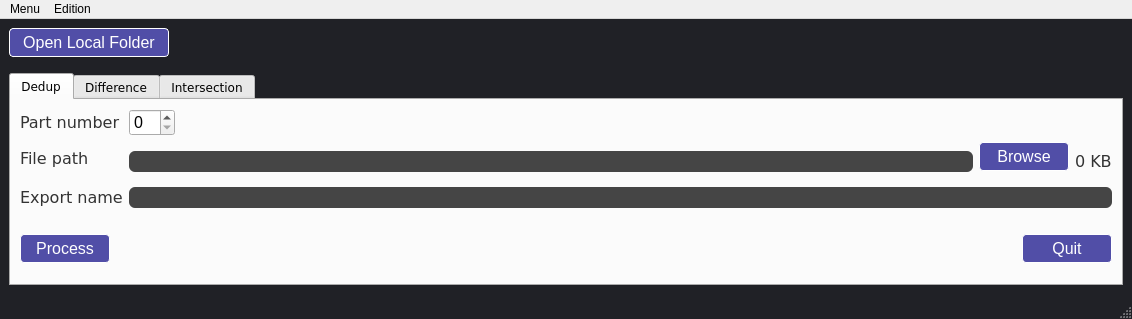
First picture: the form in design.ui, repository Timmyway/CSV-splitter, before the edit.
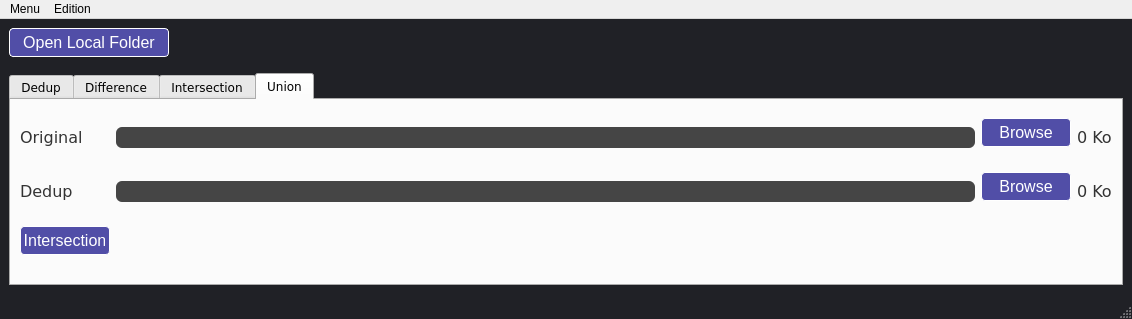
Second picture: the form after the edit. The open tabs and pages were chosen to show the change.

Commit message: add union feature

Patch:
```diff
--- a/design.ui
+++ b/design.ui
@@ -7,7 +7,7 @@
     <x>0</x>
     <y>0</y>
     <width>1132</width>
-    <height>303</height>
+    <height>312</height>
    </rect>
   </property>
   <property name="windowTitle">
@@ -461,6 +461,106 @@
         </item>
        </layout>
       </widget>
+      <widget class="QWidget" name="union">
+       <attribute name="title">
+        <string>Union</string>
+       </attribute>
+       <layout class="QGridLayout" name="gridLayout">
+        <item row="0" column="0">
+         <widget class="QLabel" name="labOriginalUnion">
+          <property name="sizePolicy">
+           <sizepolicy hsizetype="Maximum" vsizetype="Maximum">
+            <horstretch>0</horstretch>
+            <verstretch>0</verstretch>
+           </sizepolicy>
+          </property>
+          <property name="text">
+           <string>Original</string>
+          </property>
+         </widget>
+        </item>
+        <item row="0" column="1">
+         <layout class="QHBoxLayout" name="horizontalLayout_9">
+          <item>
+           <widget class="QLineEdit" name="formOriginalPathIntersect_2"/>
+          </item>
+          <item>
+           <widget class="QPushButton" name="btnBrowseOriginalUnion">
+            <property name="sizePolicy">
+             <sizepolicy hsizetype="Maximum" vsizetype="Fixed">
+              <horstretch>0</horstretch>
+              <verstretch>0</verstretch>
+             </sizepolicy>
+            </property>
+            <property name="text">
+             <string>Browse</string>
+            </property>
+           </widget>
+          </item>
+          <item>
+           <widget class="QLabel" name="labSizeOriginalUnion">
+            <property name="text">
+             <string>0 Ko</string>
+            </property>
+           </widget>
+          </item>
+         </layout>
+        </item>
+        <item row="1" column="0">
+         <widget class="QLabel" name="labDedupUnion">
+          <property name="sizePolicy">
+           <sizepolicy hsizetype="Maximum" vsizetype="Maximum">
+            <horstretch>0</horstretch>
+            <verstretch>0</verstretch>
+           </sizepolicy>
+          </property>
+          <property name="text">
+           <string>Dedup</string>
+          </property>
+         </widget>
+        </item>
+        <item row="1" column="1">
+         <layout class="QHBoxLayout" name="horizontalLayout_10">
+          <item>
+           <widget class="QLineEdit" name="formDedupPathIntersect_2"/>
+          </item>
+          <item>
+           <widget class="QPushButton" name="btnBrowseDedupUnion">
+            <property name="sizePolicy">
+             <sizepolicy hsizetype="Maximum" vsizetype="Fixed">
+              <horstretch>0</horstretch>
+              <verstretch>0</verstretch>
+             </sizepolicy>
+            </property>
+            <property name="text">
+             <string>Browse</string>
+            </property>
+           </widget>
+          </item>
+          <item>
+           <widget class="QLabel" name="labSizeDedupUnion">
+            <property name="text">
+             <string>0 Ko</string>
+            </property>
+           </widget>
+          </item>
+         </layout>
+        </item>
+        <item row="2" column="0">
+         <widget class="QPushButton" name="btnCalculateUnion">
+          <property name="sizePolicy">
+           <sizepolicy hsizetype="Maximum" vsizetype="Fixed">
+            <horstretch>0</horstretch>
+            <verstretch>0</verstretch>
+           </sizepolicy>
+          </property>
+          <property name="text">
+           <string>Intersection</string>
+          </property>
+         </widget>
+        </item>
+       </layout>
+      </widget>
      </widget>
     </item>
    </layout>
```
Left out of the diff: 8 changed lines with no effect on the pictures. The commit also changes 11 other files.
